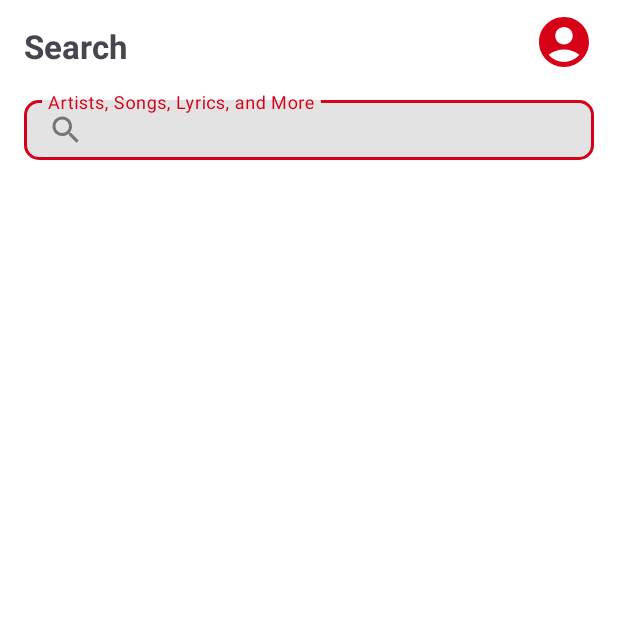
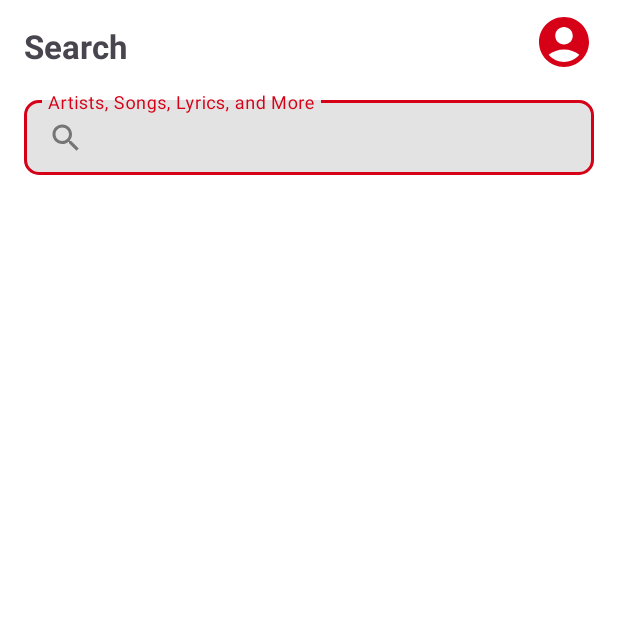
Before and after one commit to igorqueirozzz/apple-music-clone, an Android app: the fragment SearchFragment shown on its own in the app's theme, on a phone screen of 412 x 824 dp, the top half of it. Run offline under Robolectric (Android 15) with nearby library versions, the phone set to English and light mode, and no system bars; pictures from the network do not load; 2 statements that could not run were skipped.

Commit message:
created search fragment and implemented search and list of songs on view

```diff
--- a/app/src/main/java/dev/queiroz/applemusic/model/Song.kt
+++ b/app/src/main/java/dev/queiroz/applemusic/model/Song.kt
@@ -1,9 +1,11 @@
 package dev.queiroz.applemusic.model
+
+import com.google.gson.annotations.SerializedName
 
 data class Song(
     val artistName: String,
     val collectionName: String,
     val trackName: String,
-    val albumImageUrl: String,
-    val songUrl: String
+   @SerializedName(value = "artworkUrl100") val albumImageUrl: String,
+   @SerializedName(value = "previewUrl") val songUrl: String
 )
--- a/app/src/main/java/dev/queiroz/applemusic/ui/search/SearchFragment.kt
+++ b/app/src/main/java/dev/queiroz/applemusic/ui/search/SearchFragment.kt
@@ -1,22 +1,73 @@
 package dev.queiroz.applemusic.ui.search
 
 import android.os.Bundle
+import android.os.Handler
+
 import androidx.fragment.app.Fragment
 import android.view.LayoutInflater
 import android.view.View
 import android.view.ViewGroup
-import dev.queiroz.applemusic.R
+import androidx.core.widget.addTextChangedListener
+import androidx.fragment.app.activityViewModels
+import androidx.recyclerview.widget.DividerItemDecoration
+import androidx.recyclerview.widget.LinearLayoutManager
+import dev.queiroz.applemusic.databinding.FragmentSearchBinding
+import dev.queiroz.applemusic.ui.adapters.SongListRecyclerAdapter
+import dev.queiroz.applemusic.ui.viewmodel.AppleMusicViewModel
+import java.util.Timer
+import java.util.TimerTask
+import kotlin.concurrent.schedule
+
 class SearchFragment : Fragment() {
+
+    private val binding: FragmentSearchBinding by lazy {
+        FragmentSearchBinding.inflate(layoutInflater)
+    }
+    private val appleMusicViewModel: AppleMusicViewModel by activityViewModels()
+
+    private var searchTimer: TimerTask? = null
+
+    private val songListAdapter = SongListRecyclerAdapter()
 
     override fun onCreate(savedInstanceState: Bundle?) {
         super.onCreate(savedInstanceState)
+        setupRecyclerView()
+        setupSearchInputListener()
+        setupObservers()
     }
 
     override fun onCreateView(
         inflater: LayoutInflater, container: ViewGroup?,
         savedInstanceState: Bundle?
     ): View? {
-        // Inflate the layout for this fragment
-        return inflater.inflate(R.layout.fragment_search, container, false)
+        return binding.root
+    }
+
+    private fun setupSearchInputListener(){
+        binding.textInputSearchTerm.addTextChangedListener {
+            searchTimer?.cancel()
+            searchTimer = Timer().schedule(3000){
+                it.toString().let { term ->
+                    appleMusicViewModel.findSongsByTerm(term)
+                }
+            }
+        }
+    }
+    private fun setupRecyclerView(){
+        val decoration = DividerItemDecoration(
+            context,
+            LinearLayoutManager.VERTICAL
+        )
+        with(binding.recyclerSearchSongs){
+            adapter = songListAdapter
+            layoutManager = LinearLayoutManager(context)
+            addItemDecoration(decoration)
+        }
+    }
+
+    private fun setupObservers(){
+        appleMusicViewModel.searchResultSongs.observe(this){
+            songListAdapter.updateListOfSongs(it)
+        }
     }
 }
--- /dev/null
+++ b/app/src/main/res/drawable/ic_apps.xml
@@ -0,0 +1,5 @@
+<vector android:height="24dp" android:tint="#000000"
+    android:viewportHeight="24" android:viewportWidth="24"
+    android:width="24dp" xmlns:android="http://schemas.android.com/apk/res/android">
+    <path android:fillColor="@android:color/white" android:pathData="M4,8h4L8,4L4,4v4zM10,20h4v-4h-4v4zM4,20h4v-4L4,16v4zM4,14h4v-4L4,10v4zM10,14h4v-4h-4v4zM16,4v4h4L20,4h-4zM10,8h4L14,4h-4v4zM16,14h4v-4h-4v4zM16,20h4v-4h-4v4z"/>
+</vector>
--- /dev/null
+++ b/app/src/main/res/drawable/ic_library.xml
@@ -0,0 +1,5 @@
+<vector android:height="24dp" android:tint="#000000"
+    android:viewportHeight="24" android:viewportWidth="24"
+    android:width="24dp" xmlns:android="http://schemas.android.com/apk/res/android">
+    <path android:fillColor="@android:color/white" android:pathData="M20,2L8,2c-1.1,0 -2,0.9 -2,2v12c0,1.1 0.9,2 2,2h12c1.1,0 2,-0.9 2,-2L22,4c0,-1.1 -0.9,-2 -2,-2zM18,7h-3v5.5c0,1.38 -1.12,2.5 -2.5,2.5S10,13.88 10,12.5s1.12,-2.5 2.5,-2.5c0.57,0 1.08,0.19 1.5,0.51L14,5h4v2zM4,6L2,6v14c0,1.1 0.9,2 2,2h14v-2L4,20L4,6z"/>
+</vector>
--- /dev/null
+++ b/app/src/main/res/drawable/ic_play_circle.xml
@@ -0,0 +1,5 @@
+<vector android:height="24dp" android:tint="#000000"
+    android:viewportHeight="24" android:viewportWidth="24"
+    android:width="24dp" xmlns:android="http://schemas.android.com/apk/res/android">
+    <path android:fillColor="@android:color/white" android:pathData="M12,2C6.48,2 2,6.48 2,12s4.48,10 10,10 10,-4.48 10,-10S17.52,2 12,2zM10,16.5v-9l6,4.5 -6,4.5z"/>
+</vector>
--- a/app/src/main/res/layout/fragment_search.xml
+++ b/app/src/main/res/layout/fragment_search.xml
@@ -31,7 +31,7 @@
     <com.google.android.material.textfield.TextInputLayout
         android:id="@+id/textInputLayoutSearch"
         android:layout_width="match_parent"
-        android:layout_height="45dp"
+        android:layout_height="wrap_content"
         android:layout_marginVertical="16dp"
         app:boxBackgroundColor="@color/smoke"
         app:boxCornerRadiusBottomEnd="10dp"
@@ -44,7 +44,7 @@
         <com.google.android.material.textfield.TextInputEditText
             android:id="@+id/textInputSearchTerm"
             android:layout_width="match_parent"
-            android:layout_height="wrap_content"
+            android:layout_height="50dp"
             android:drawableStart="@drawable/ic_search"
             android:drawableTint="@color/silver"
             android:hint="Artists, Songs, Lyrics, and More"
--- a/app/src/main/res/layout/top_pick_view.xml
+++ b/app/src/main/res/layout/top_pick_view.xml
@@ -48,6 +48,7 @@
                 android:id="@+id/pickBottomCard"
                 android:layout_width="match_parent"
                 android:layout_height="100dp"
+                android:padding="16dp"
                 android:background="@color/cardview_dark_background"
                 app:layout_constraintBottom_toBottomOf="parent">
 
--- a/app/src/main/res/values/strings.xml
+++ b/app/src/main/res/values/strings.xml
@@ -3,4 +3,6 @@
     <!-- TODO: Remove or change this placeholder text -->
     <string name="hello_blank_fragment">Hello blank fragment</string>
     <string name="search">Search</string>
+    <string name="listen_now">Listen now</string>
+    <string name="browse">Browse</string>
 </resources>
```
Also changed, not shown: app/src/main/java/dev/queiroz/applemusic/MainActivity.kt (+32 -1 lines), app/src/main/java/dev/queiroz/applemusic/ui/adapters/SongListRecyclerAdapter.kt (added, +50 -0 lines), app/src/main/res/layout/activity_main.xml (+9 -1 lines), app/src/main/res/menu/bottom_navigation_menu.xml (added, +20 -0 lines).
